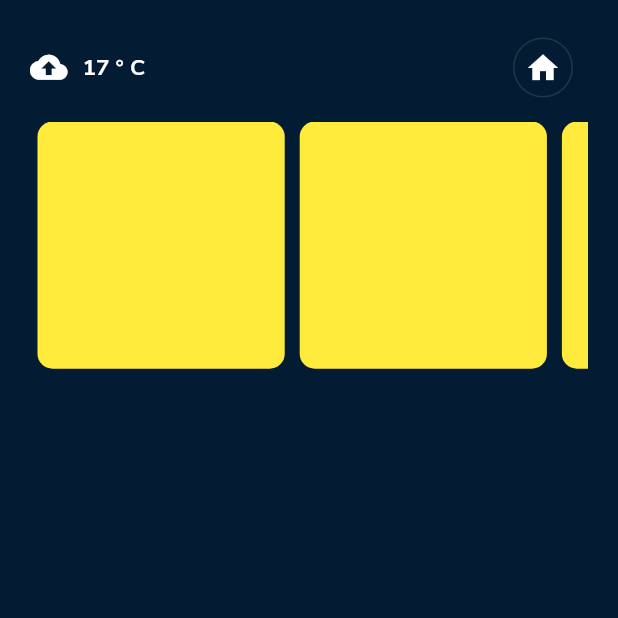
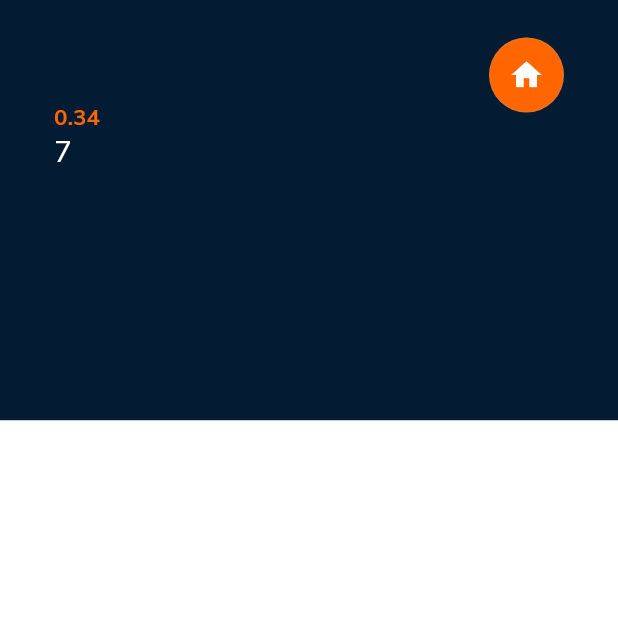
Before and after one commit to animusphere1/papi_kost_2, a Flutter app: the screen it shows after launch, on a phone screen of 412 x 824 dp, the top half of it. Run offline on Flutter 3.47's test engine with Material 2 defaults, Android fonts, the phone set to English and light mode, and no system bars; our stand-ins replace device_info, dots_indicator, font_awesome_flutter, supercharged; missing offline and left inert: imei_plugin.

Commit message:
adding deviceinfo function

```diff
--- /dev/null
+++ b/lib/core/viewmodel/deviceinfoprovider.dart
@@ -0,0 +1,33 @@
+import 'dart:io';
+
+import 'package:device_info/device_info.dart';
+import 'package:flutter/cupertino.dart';
+import 'package:imei_plugin/imei_plugin.dart';
+
+class DeviceInfoCheck extends ChangeNotifier {
+  String _deviceInfo;
+  String get deviceInfo => _deviceInfo;
+
+  String _imeiInfo;
+  String get imeiInfo => _imeiInfo;
+
+  DeviceInfoPlugin _deviceInfoPlugin = DeviceInfoPlugin();
+
+  //get device info
+  void getDeviceInfo() async {
+    try {
+      if (Platform.isAndroid) {
+        var hasil = await _deviceInfoPlugin.androidInfo;
+        _deviceInfo = hasil.androidId;
+        _imeiInfo = await ImeiPlugin.getImei(
+            shouldShowRequestPermissionRationale: false);
+        print(_imeiInfo);
+        print(_deviceInfo);
+      }
+    } catch (e) {
+      print(e);
+    }
+
+    notifyListeners();
+  }
+}
--- a/lib/core/viewmodel/signupprovider.dart
+++ b/lib/core/viewmodel/signupprovider.dart
@@ -8,11 +8,12 @@ class SignUpProvider extends ChangeNotifier {
   bool _statusAggrement2 = false;
   bool get statusAggrement2 => _statusAggrement2;
 
-  DateTime _dateTime;
-  DateTime get dateTime => _dateTime;
+  String _nameSignUp = '';
+  String get nameSignUp => _nameSignUp;
 
-  void changeStatus(String value) {
-    print(value);
+  void changeNameSignUpTextField(String value) {
+    print('name sign up : $nameSignUp');
+    _nameSignUp = value;
     notifyListeners();
   }
 }
--- a/lib/main.dart
+++ b/lib/main.dart
@@ -1,5 +1,6 @@
 import 'package:flutter/material.dart';
 import 'package:flutter/services.dart';
+import 'package:papi_kost/core/viewmodel/deviceinfoprovider.dart';
 import 'package:papi_kost/core/viewmodel/onboardprovider.dart';
 import 'package:papi_kost/core/viewmodel/signupprovider.dart';
 import 'package:papi_kost/core/viewmodel/themeprovider.dart';
@@ -27,10 +28,11 @@ class _MyAppState extends State<MyApp> {
         ChangeNotifierProvider(create: (context) => OnBoardProvider()),
         ChangeNotifierProvider(create: (context) => ThemeProvider()),
         ChangeNotifierProvider(create: (context) => SignUpProvider()),
+        ChangeNotifierProvider(create: (context) => DeviceInfoCheck()),
       ],
       child: Consumer<ThemeProvider>(builder: (context, themeProvider, _) {
         return MaterialApp(
-          debugShowCheckedModeBanner: true,
+          debugShowCheckedModeBanner: false,
           theme: themeProvider.theme,
           initialRoute: RouterGenerator.routeHome,
           onGenerateRoute: RouterGenerator.generateRoute,
--- a/lib/ui/constant/enum.dart
+++ b/lib/ui/constant/enum.dart
@@ -1,3 +1,3 @@
 enum TextType { phoneNumber, textNormal }
 
-enum TextFocus { focus, unFocus }
+enum TextFocus { focus, unFocus, autoFocus }
--- a/lib/ui/screen/home/home.dart
+++ b/lib/ui/screen/home/home.dart
@@ -1,6 +1,10 @@
 import 'package:flutter/material.dart';
+import 'package:flutter/services.dart';
+import 'package:papi_kost/core/viewmodel/deviceinfoprovider.dart';
+import 'package:papi_kost/core/viewmodel/onboardprovider.dart';
 import 'package:papi_kost/ui/constant/constantwidget.dart';
 import 'package:papi_kost/ui/screen/home/widget/widget.dart';
+import 'package:provider/provider.dart';
 
 class HomePage extends StatefulWidget {
   @override
@@ -8,20 +12,112 @@ class HomePage extends StatefulWidget {
 }
 
 class _HomePageState extends State<HomePage> {
+  var hasil = 0.34;
   @override
   Widget build(BuildContext context) {
     return Scaffold(
-      backgroundColor: Theme.of(context).accentColor,
-      body: Container(
-        margin: EdgeInsets.symmetric(vertical: 25, horizontal: 20),
-        child: SingleChildScrollView(
-          child: Column(
-            children: [
-              appBarHome(context),
-              dividerTranstparant,
-              kostWidget(),
-            ],
+      backgroundColor: Theme.of(context).backgroundColor,
+      body: CustomScrollView(
+        slivers: [
+          SliverAppBar(
+            title: appBarHome(context),
+            pinned: true,
+            brightness: Brightness.light,
+            toolbarHeight: MediaQuery.of(context).size.height * hasil,
+            backgroundColor: Theme.of(context).accentColor,
           ),
+        ],
+      ),
+    );
+  }
+
+  //AppBar
+  Widget appBarHome(BuildContext context) {
+    return Container(
+      height: MediaQuery.of(context).size.height * 0.34,
+      color: Theme.of(context).accentColor,
+      child: appBarHomeMenu(context),
+    );
+  }
+
+  Widget appBarHomeMenu(BuildContext context) {
+    return Container(
+      margin: EdgeInsets.symmetric(horizontal: 20, vertical: 25),
+      child: Row(
+        mainAxisAlignment: MainAxisAlignment.spaceBetween,
+        children: [
+          Container(
+            child: Column(
+              crossAxisAlignment: CrossAxisAlignment.start,
+              children: [
+                Consumer<DeviceInfoCheck>(builder: (context, deviceInfo, _) {
+                  if (deviceInfo.deviceInfo == null) {
+                    deviceInfo.getDeviceInfo();
+                    return dividerTranstparant;
+                  }
+
+                  return Text(
+                    deviceInfo.deviceInfo,
+                    style: TextStyle(
+                      color: Theme.of(context).backgroundColor,
+                      fontWeight: FontWeight.bold,
+                      fontSize: 20,
+                    ),
+                  );
+                }),
+                dividerTranstparant,
+                Text(
+                  hasil.toString(),
+                  style: TextStyle(
+                    color: Theme.of(context).buttonColor,
+                    fontWeight: FontWeight.bold,
+                    fontSize: 15,
+                  ),
+                ),
+                Consumer<OnBoardProvider>(builder: (context, onboard, _) {
+                  onboard.dateTimeFunction();
+
+                  return Text(onboard.dateTIme.second.toString());
+                }),
+              ],
+            ),
+          ),
+          Container(
+            child: Column(
+              mainAxisAlignment: MainAxisAlignment.start,
+              crossAxisAlignment: CrossAxisAlignment.start,
+              children: [
+                circleButton(
+                  context,
+                  icon: Icons.home,
+                  color: Theme.of(context).buttonColor,
+                  onTap: () => null,
+                ),
+              ],
+            ),
+          ),
+        ],
+      ),
+    );
+  }
+
+  Widget circleButton(BuildContext context,
+      {IconData icon, Color color, Function onTap}) {
+    return GestureDetector(
+      onTap: () => onTap != null ? onTap() : {},
+      child: Container(
+        height: 50,
+        width: 50,
+        decoration: new BoxDecoration(
+          color: color,
+          shape: BoxShape.circle,
+          border: Border.all(
+            color: Colors.grey.withOpacity(0.2),
+          ),
+        ),
+        child: new Icon(
+          icon,
+          color: Colors.white,
         ),
       ),
     );
@@ -41,108 +137,6 @@ class _HomePageState extends State<HomePage> {
       ),
     );
   }
-
-  // Widget coba() {
-  //   return FutureBuilder(
-  //     future: Provider.of<OnBoardProvider>(context).cobaganti(),
-  //     builder: (context, snapshot) {
-  //       if (Provider.of<OnBoardProvider>(context).dateTIme == null) {
-  //         return Text('sabar');
-  //       }
-
-  //       return Text(
-  //           Provider.of<OnBoardProvider>(context).dateTIme.second.toString());
-  //     },
-  //   );
-  // return FutureProvider<DateTime>(
-  //   create: (context) {
-  //     return Provider.of<OnBoardProvider>(context).cobaganti();
-  //   },
-  //   initialData: Provider.of<OnBoardProvider>(context).dateTIme,
-  //   child: Consumer<DateTime>(builder: (context, date, _) {
-  //     return Text(date.second.toString());
-  //   }),
-  // );
-  // return Consumer<OnBoardProvider>(builder: (context, onboard, _) {
-  //   return Text(onboard.dateTIme.second.toString());
-  // });
-}
-
-Widget appBarHome(BuildContext context) {
-  return Container(
-    child: Row(
-      mainAxisAlignment: MainAxisAlignment.spaceBetween,
-      children: [
-        Container(
-          child: Row(
-            children: [
-              Icon(
-                Icons.cloud_upload,
-                size: 25,
-                color: Colors.white,
-              ),
-              SizedBox(
-                width: 10,
-              ),
-              Text(
-                '17 \u00B0 C ',
-                style: TextStyle(
-                  fontSize: 15,
-                  color: Colors.white,
-                  fontWeight: FontWeight.bold,
-                ),
-              ),
-              // coba(),
-            ],
-          ),
-        ),
-        Container(
-          child: Row(
-            children: [
-              circleButton(
-                icon: Icons.home,
-                color: Theme.of(context).accentColor,
-                onTap: null,
-              ),
-              SizedBox(
-                width: 10,
-              ),
-            ],
-          ),
-        ),
-      ],
-    ),
-  );
-}
-
-// Widget profilePicture() {
-//   return Consumer<OnBoardProvider>(
-//     builder: (context, onBoardProv, _) {
-//       if (onBoardProv.statusImage == false) {
-//         onBoardProv.check();
-//         return Text('sabar');
-//       }
-//       return onBoardProv.image;
-//     },
-//   );
-// }
-
-Widget circleButton({IconData icon, Color color, Function onTap}) {
-  return Container(
-    width: 40,
-    height: 40,
-    decoration: new BoxDecoration(
-      color: color,
-      shape: BoxShape.circle,
-      border: Border.all(
-        color: Colors.grey.withOpacity(0.2),
-      ),
-    ),
-    child: new Icon(
-      icon,
-      color: Colors.white,
-    ),
-  );
 }
 
 // Widget appBarHome(BuildContext context) {
@@ -185,22 +179,20 @@ Widget circleButton({IconData icon, Color color, Function onTap}) {
 //   );
 // }
 
-// Widget circleAvatarHome() {
-//   return Expanded(
-//     child: CircleAvatar(
-//       maxRadius: 30.0,
-//       child: Center(
-//         child: Text(
-//           'F',
-//           style: TextStyle(
-//             fontSize: 25,
-//             fontWeight: FontWeight.w900,
-//           ),
-//         ),
-//       ),
-//     ),
-//   );
-// }
+Widget circleAvatarHome() {
+  return CircleAvatar(
+    maxRadius: 30.0,
+    child: Center(
+      child: Text(
+        'F',
+        style: TextStyle(
+          fontSize: 25,
+          fontWeight: FontWeight.w900,
+        ),
+      ),
+    ),
+  );
+}
 
 // Widget bottomContainer() {
 //   return DraggableScrollableSheet(
--- a/pubspec.yaml
+++ b/pubspec.yaml
@@ -28,6 +28,9 @@ dependencies:
   flutter_launcher_icons: ^0.8.1
   dots_indicator: ^1.2.0
   font_awesome_flutter: ^8.10.0
+  device_info: ^1.0.0
+  imei_plugin: ^1.2.0
+
 
 
 flutter_icons:
```
Also changed, not shown: lib/core/viewmodel/onboardprovider.dart (+12 -1 lines), lib/ui/screen/login/screen/loginpage.dart (+4 -18 lines), lib/ui/screen/login/screen/signup.dart (+9 -3 lines), lib/ui/screen/login/widget/textfielditem.dart (+6 -10 lines), lib/core/viewmodel/checkImageprofileprovider.dart (renamed from lib/core/viewmodel/checkImageprofile.dart), pubspec.lock, 1 other file.
